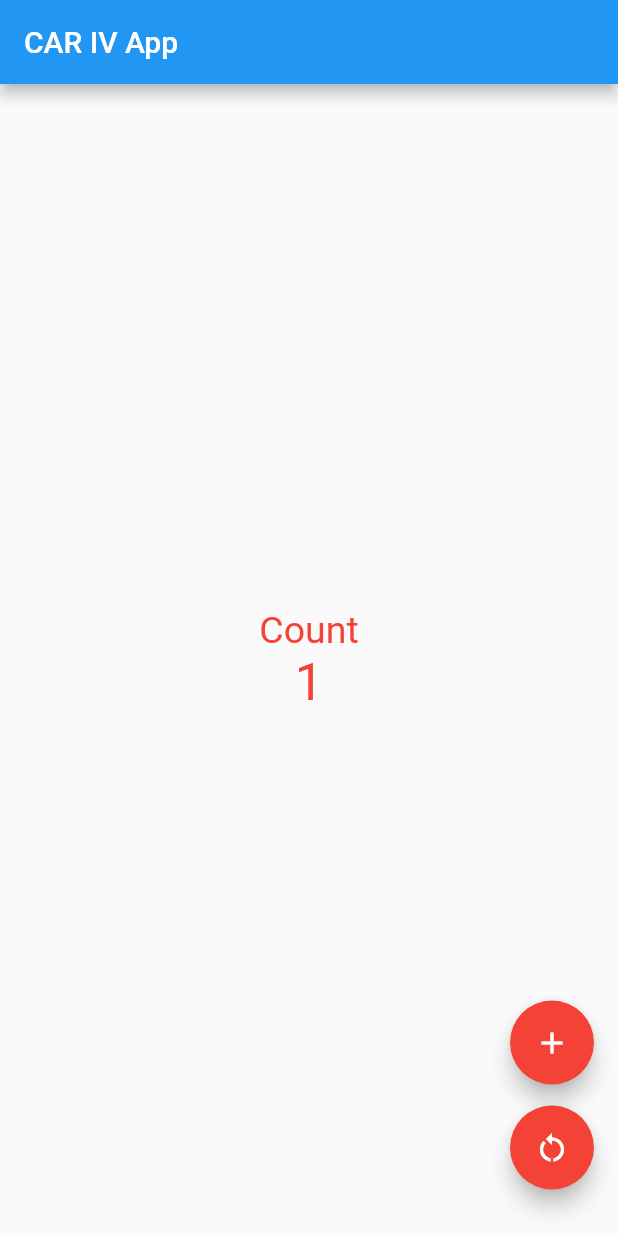
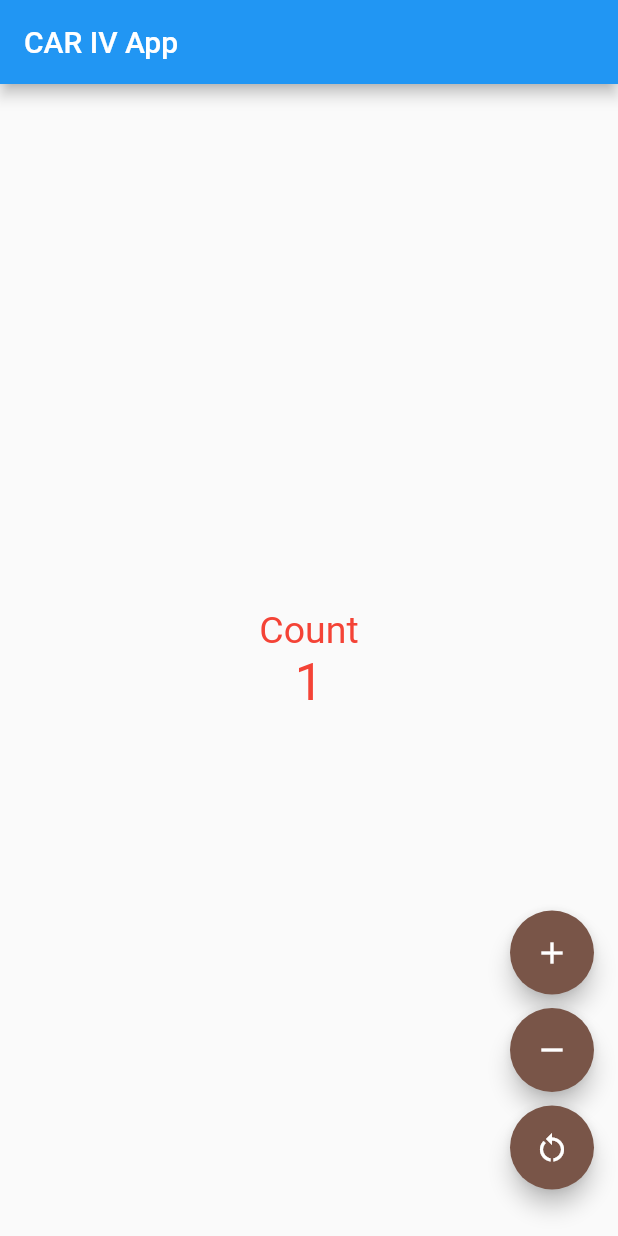
Before and after one commit to oballestas25/mobile-project, a Flutter app: the screen it shows after launch, after a tap on the "add" icon, on a phone screen of 412 x 824 dp. Run offline on Flutter 3.47's test engine with Material 2 defaults, Android fonts, the phone set to English and light mode, and no system bars.

Commit message:
Adding remove button and applying random color to the buttons

```diff
--- a/lib/view/change_color.dart
+++ b/lib/view/change_color.dart
@@ -1,3 +1,5 @@
+import 'dart:math';
+
 import 'package:flutter/material.dart';
 
 class ChangeColor extends StatefulWidget {
@@ -9,7 +11,9 @@ class ChangeColor extends StatefulWidget {
 
 class _ChangeColorState extends State<ChangeColor> {
   int _counter = 0;
+  int colorIndex = 0;
   Color textColor = Colors.blue;
+  Color buttonColor = Colors.black;
   List myColors = [
     Colors.blue,
     Colors.red,
@@ -17,16 +21,20 @@ class _ChangeColorState extends State<ChangeColor> {
     Colors.black,
     Colors.orange
   ];
-  int colorIndex = 0;
+
+  void changeColor() {
+    colorIndex++;
+    if (colorIndex == myColors.length) {
+      colorIndex = 0;
+    }
+    textColor = myColors[colorIndex];
+    buttonColor = Colors.primaries[Random().nextInt(Colors.primaries.length)];
+  }
 
   void _incrementCounter() {
     setState(() {
       _counter++;
-      colorIndex++;
-      if (colorIndex == myColors.length) {
-        colorIndex = 0;
-      }
-      textColor = myColors[colorIndex];
+      changeColor();
     });
   }
 
@@ -34,6 +42,14 @@ class _ChangeColorState extends State<ChangeColor> {
     setState(() {
       _counter = 0;
       textColor = Colors.blue;
+      buttonColor = Colors.black;
+    });
+  }
+
+  void _decrementCounter() {
+    setState(() {
+      _counter--;
+      changeColor();
     });
   }
 
@@ -88,13 +104,24 @@ class _ChangeColorState extends State<ChangeColor> {
       floatingActionButton: Stack(
         children: <Widget>[
           Padding(
-            padding: const EdgeInsets.only(bottom: 85),
+            padding: const EdgeInsets.only(bottom: 145),
             child: Align(
               alignment: Alignment.bottomRight,
               child: FloatingActionButton(
                 onPressed: _incrementCounter,
-                backgroundColor: textColor,
+                backgroundColor: buttonColor,
                 child: const Icon(Icons.add),
+              ),
+            ),
+          ),
+          Padding(
+            padding: const EdgeInsets.only(bottom: 80),
+            child: Align(
+              alignment: Alignment.bottomRight,
+              child: FloatingActionButton(
+                onPressed: _decrementCounter,
+                backgroundColor: buttonColor,
+                child: const Icon(Icons.remove),
               ),
             ),
           ),
@@ -104,7 +131,7 @@ class _ChangeColorState extends State<ChangeColor> {
               alignment: Alignment.bottomRight,
               child: FloatingActionButton(
                 onPressed: _restartCounter,
-                backgroundColor: textColor,
+                backgroundColor: buttonColor,
                 child: const Icon(Icons.restart_alt),
               ),
             ),
```
